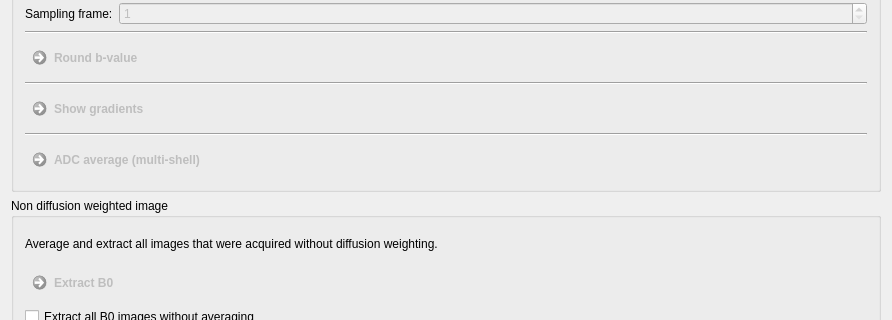
The window that Plugins/org.mitk.gui.qt.diffusionimaging/src/internal/QmitkPreprocessingViewControls.ui (MITK/MITK) describes before a commit, drawn with Qt 5; both pictures show x 0 to 892 and y 289 to 609 of the 892 by 1313 pixel window.
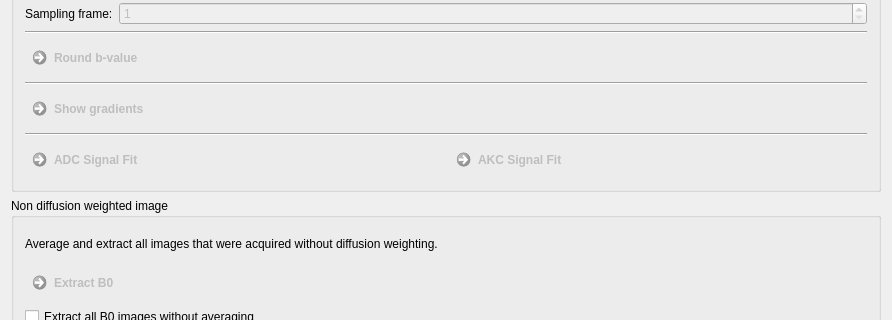
The same window after the commit.

Commit message: gui integration KurtosisSignalFit

```diff
--- a/Plugins/org.mitk.gui.qt.diffusionimaging/src/internal/QmitkPreprocessingViewControls.ui
+++ b/Plugins/org.mitk.gui.qt.diffusionimaging/src/internal/QmitkPreprocessingViewControls.ui
@@ -158,19 +158,6 @@
         </property>
        </widget>
       </item>
-      <item row="9" column="0">
-       <widget class="QCommandLinkButton" name="m_AdcAverage">
-        <property name="enabled">
-         <bool>false</bool>
-        </property>
-        <property name="toolTip">
-         <string>&lt;html&gt;&lt;head/&gt;&lt;body&gt;&lt;p&gt;Create a new Diffusion Weighted Image (DWI) using an ADC average over all q-shells.&lt;/p&gt;&lt;/body&gt;&lt;/html&gt;</string>
-        </property>
-        <property name="text">
-         <string>ADC average (multi-shell)</string>
-        </property>
-       </widget>
-      </item>
       <item row="1" column="0">
        <layout class="QFormLayout" name="formLayout">
         <item row="0" column="0">
@@ -207,6 +194,33 @@
         </item>
        </layout>
       </item>
+      <item row="9" column="0">
+       <layout class="QHBoxLayout" name="horizontalLayout">
+        <item>
+         <widget class="QCommandLinkButton" name="m_AdcSignalFit">
+          <property name="enabled">
+           <bool>false</bool>
+          </property>
+          <property name="toolTip">
+           <string>&lt;html&gt;&lt;head/&gt;&lt;body&gt;&lt;p&gt;Create a new Diffusion Weighted Image (DWI) using an ADC average over all q-shells.&lt;/p&gt;&lt;/body&gt;&lt;/html&gt;</string>
+          </property>
+          <property name="text">
+           <string>ADC Signal Fit</string>
+          </property>
+         </widget>
+        </item>
+        <item>
+         <widget class="QCommandLinkButton" name="m_AkcSignalFit">
+          <property name="enabled">
+           <bool>false</bool>
+          </property>
+          <property name="text">
+           <string>AKC Signal Fit</string>
+          </property>
+         </widget>
+        </item>
+       </layout>
+      </item>
      </layout>
     </widget>
    </item>
```
Left out of the diff: 30 changed lines with no effect on the pictures. The commit also changes 4 other files.
